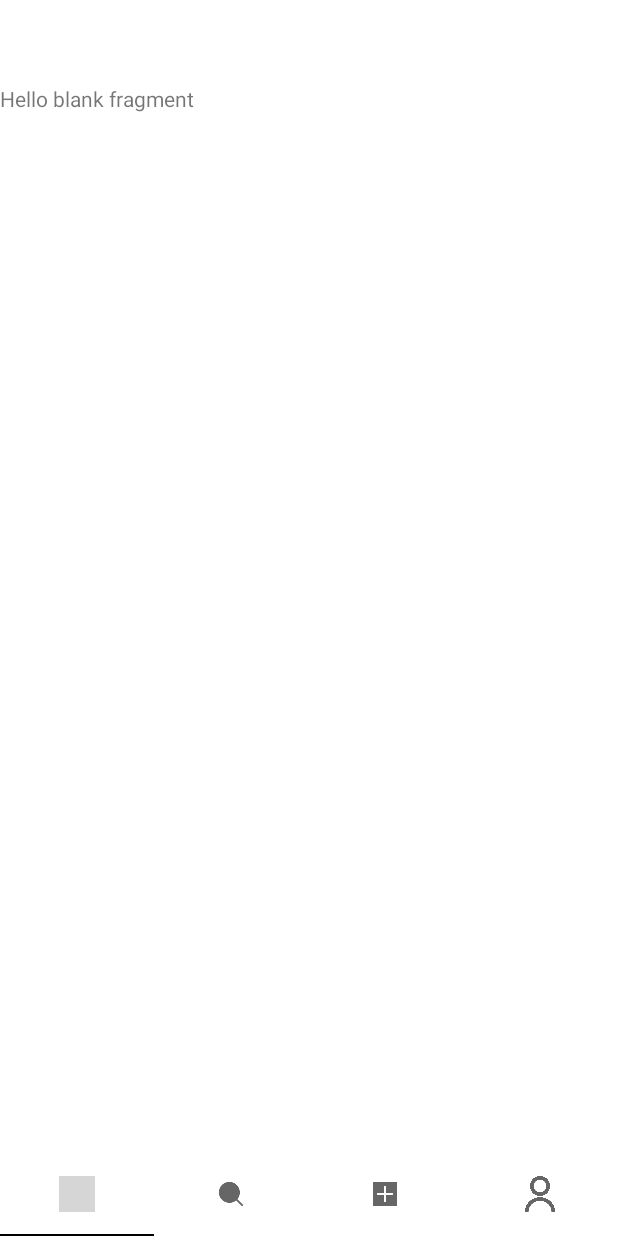
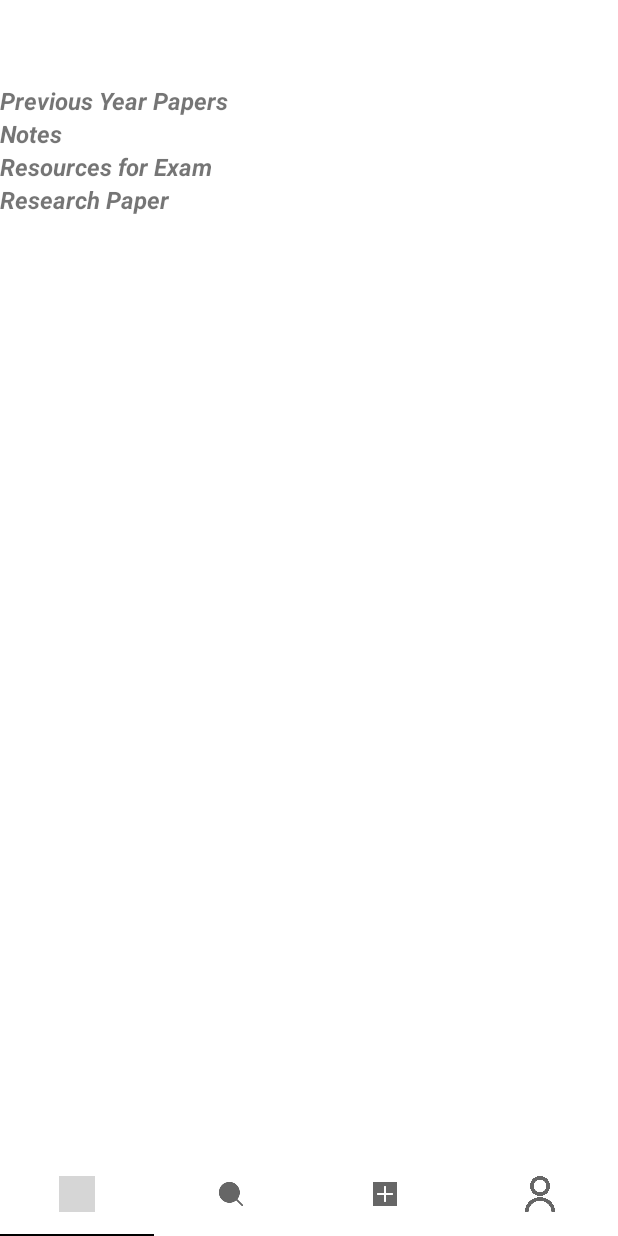
Before and after one commit to ReetamBis/PandoraApp, an Android app: the screen it shows after launch once a user with an empty profile is signed in (DashBoard), on a phone screen of 412 x 824 dp. Run offline under Robolectric (Android 15) with nearby library versions, the phone set to English and light mode, and no system bars; our stand-ins replace Firebase (no records; nobody signed in at launch, a user with empty details on screens opened directly); grey boxes are pictures that could not be loaded.

Commit message:
Mudit:added tab Structure(2)

```diff
--- a/app/build.gradle
+++ b/app/build.gradle
@@ -37,6 +37,7 @@ dependencies {
     implementation 'com.google.firebase:firebase-firestore:21.7.1'
     implementation 'androidx.viewpager:viewpager:1.0.0'
     implementation 'androidx.legacy:legacy-support-v4:1.0.0'
+    implementation 'androidx.cardview:cardview:1.0.0'
     testImplementation 'junit:junit:4.+'
     androidTestImplementation 'androidx.test.ext:junit:1.1.1'
     androidTestImplementation 'androidx.test.espresso:espresso-core:3.2.0'
--- a/app/src/main/java/com/example/pandora/HomeFragment.java
+++ b/app/src/main/java/com/example/pandora/HomeFragment.java
@@ -3,62 +3,42 @@ package com.example.pandora;
 import android.os.Bundle;
 
 import androidx.fragment.app.Fragment;
+import androidx.recyclerview.widget.RecyclerView;
 
 import android.view.LayoutInflater;
 import android.view.View;
 import android.view.ViewGroup;
 
-/**
- * A simple {@link Fragment} subclass.
- * Use the {@link HomeFragment#newInstance} factory method to
- * create an instance of this fragment.
- */
+import java.util.ArrayList;
+
+
 public class HomeFragment extends Fragment {
-
-    // TODO: Rename parameter arguments, choose names that match
-    // the fragment initialization parameters, e.g. ARG_ITEM_NUMBER
-    private static final String ARG_PARAM1 = "param1";
-    private static final String ARG_PARAM2 = "param2";
-
-    // TODO: Rename and change types of parameters
-    private String mParam1;
-    private String mParam2;
-
+    RecyclerView prepaper;
+    RecyclerView notes;
+    RecyclerView resources;
+    RecyclerView research;
+    ArrayList<String> subject=new ArrayList<>();
     public HomeFragment() {
         // Required empty public constructor
-    }
-
-    /**
-     * Use this factory method to create a new instance of
-     * this fragment using the provided parameters.
-     *
-     * @param param1 Parameter 1.
-     * @param param2 Parameter 2.
-     * @return A new instance of fragment HomeFragment.
-     */
-    // TODO: Rename and change types and number of parameters
-    public static HomeFragment newInstance(String param1, String param2) {
-        HomeFragment fragment = new HomeFragment();
-        Bundle args = new Bundle();
-        args.putString(ARG_PARAM1, param1);
-        args.putString(ARG_PARAM2, param2);
-        fragment.setArguments(args);
-        return fragment;
     }
 
     @Override
     public void onCreate(Bundle savedInstanceState) {
         super.onCreate(savedInstanceState);
-        if (getArguments() != null) {
-            mParam1 = getArguments().getString(ARG_PARAM1);
-            mParam2 = getArguments().getString(ARG_PARAM2);
-        }
+
     }
 
     @Override
     public View onCreateView(LayoutInflater inflater, ViewGroup container,
                              Bundle savedInstanceState) {
         // Inflate the layout for this fragment
-        return inflater.inflate(R.layout.fragment_home, container, false);
+        View view =inflater.inflate(R.layout.fragment_home, container, false);
+        prepaper=view.findViewById(R.id.prepaper);
+        notes=view.findViewById(R.id.notes);
+        resources=view.findViewById(R.id.resources);
+        research=view.findViewById(R.id.research);
+
+
+        return view;
     }
 }
--- a/app/src/main/res/layout/fragment_home.xml
+++ b/app/src/main/res/layout/fragment_home.xml
@@ -4,11 +4,60 @@
     android:layout_width="match_parent"
     android:layout_height="match_parent"
     tools:context=".HomeFragment">
-
-    <!-- TODO: Update blank fragment layout -->
-    <TextView
+<ScrollView
+    android:layout_width="match_parent"
+    android:layout_height="match_parent">
+    <LinearLayout
         android:layout_width="match_parent"
         android:layout_height="match_parent"
-        android:text="@string/hello_blank_fragment" />
+        android:orientation="vertical">
+
+        <TextView
+            android:layout_width="match_parent"
+            android:layout_height="match_parent"
+            android:text="Previous Year Papers"
+            android:textSize="16sp"
+            android:textStyle="bold|italic" />
+        <androidx.recyclerview.widget.RecyclerView
+            android:layout_width="match_parent"
+            android:layout_height="wrap_content"
+            android:scrollbars="horizontal"
+            android:id="@+id/prepaper"/>
+        <TextView
+            android:layout_width="match_parent"
+            android:layout_height="match_parent"
+            android:text="Notes"
+            android:textSize="16sp"
+            android:textStyle="bold|italic"/>
+        <androidx.recyclerview.widget.RecyclerView
+            android:layout_width="match_parent"
+            android:layout_height="wrap_content"
+            android:scrollbars="horizontal"
+            android:id="@+id/notes"/>
+        <TextView
+            android:layout_width="match_parent"
+            android:layout_height="match_parent"
+            android:text="Resources for Exam"
+            android:textSize="16sp"
+            android:textStyle="bold|italic"/>
+        <androidx.recyclerview.widget.RecyclerView
+            android:layout_width="match_parent"
+            android:layout_height="wrap_content"
+            android:scrollbars="horizontal"
+            android:id="@+id/resources"/>
+        <TextView
+            android:layout_width="match_parent"
+            android:layout_height="match_parent"
+            android:text="Research Paper"
+            android:textSize="16sp"
+            android:textStyle="bold|italic"/>
+        <androidx.recyclerview.widget.RecyclerView
+            android:layout_width="match_parent"
+            android:layout_height="wrap_content"
+            android:scrollbars="horizontal"
+            android:id="@+id/research"/>
+    </LinearLayout>
+</ScrollView>
+
 
 </FrameLayout>
```
Also changed, not shown: app/src/main/java/HomePageRecycleAdapter.java (added, +45 -0 lines), app/src/main/res/layout/individualcard.xml (added, +19 -0 lines).
